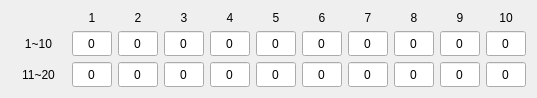
Old version of the form UI/enumpointtable.ui in the repository ReceiverUsb-rapoo/ReceiverUsbTest.
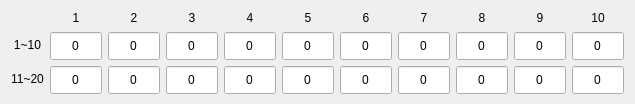
New version of the form.

What changed in the file:
```diff
--- a/UI/enumpointtable.ui
+++ b/UI/enumpointtable.ui
@@ -6,8 +6,8 @@
    <rect>
     <x>0</x>
     <y>0</y>
-    <width>537</width>
-    <height>96</height>
+    <width>632</width>
+    <height>102</height>
    </rect>
   </property>
   <property name="windowTitle">
@@ -183,8 +183,8 @@
     <widget class="QLineEdit" name="lineEdit_1">
      <property name="minimumSize">
       <size>
-       <width>40</width>
-       <height>25</height>
+       <width>52</width>
+       <height>28</height>
       </size>
      </property>
      <property name="maximumSize">
@@ -210,8 +210,8 @@
     <widget class="QLineEdit" name="lineEdit_2">
      <property name="minimumSize">
       <size>
-       <width>40</width>
-       <height>25</height>
+       <width>52</width>
+       <height>28</height>
       </size>
      </property>
      <property name="maximumSize">
@@ -237,8 +237,8 @@
     <widget class="QLineEdit" name="lineEdit_3">
      <property name="minimumSize">
       <size>
-       <width>40</width>
-       <height>25</height>
+       <width>52</width>
+       <height>28</height>
       </size>
      </property>
      <property name="maximumSize">
@@ -264,8 +264,8 @@
     <widget class="QLineEdit" name="lineEdit_4">
      <property name="minimumSize">
       <size>
-       <width>40</width>
-       <height>25</height>
+       <width>52</width>
+       <height>28</height>
       </size>
      </property>
      <property name="maximumSize">
@@ -291,8 +291,8 @@
     <widget class="QLineEdit" name="lineEdit_5">
      <property name="minimumSize">
       <size>
-       <width>40</width>
-       <height>25</height>
+       <width>52</width>
+       <height>28</height>
       </size>
      </property>
      <property name="maximumSize">
@@ -318,8 +318,8 @@
     <widget class="QLineEdit" name="lineEdit_6">
      <property name="minimumSize">
       <size>
-       <width>40</width>
-       <height>25</height>
+       <width>52</width>
+       <height>28</height>
       </size>
      </property>
      <property name="maximumSize">
@@ -345,8 +345,8 @@
     <widget class="QLineEdit" name="lineEdit_7">
      <property name="minimumSize">
       <size>
-       <width>40</width>
-       <height>25</height>
+       <width>52</width>
+       <height>28</height>
       </size>
      </property>
      <property name="maximumSize">
@@ -372,8 +372,8 @@
     <widget class="QLineEdit" name="lineEdit_8">
      <property name="minimumSize">
       <size>
-       <width>40</width>
-       <height>25</height>
+       <width>52</width>
+       <height>28</height>
       </size>
      </property>
      <property name="maximumSize">
@@ -399,8 +399,8 @@
     <widget class="QLineEdit" name="lineEdit_9">
      <property name="minimumSize">
       <size>
-       <width>40</width>
-       <height>25</height>
+       <width>52</width>
+       <height>28</height>
       </size>
      </property>
      <property name="maximumSize">
@@ -426,8 +426,8 @@
     <widget class="QLineEdit" name="lineEdit_10">
      <property name="minimumSize">
       <size>
-       <width>40</width>
-       <height>25</height>
+       <width>52</width>
+       <height>28</height>
       </size>
      </property>
      <property name="maximumSize">
@@ -468,8 +468,8 @@
     <widget class="QLineEdit" name="lineEdit_11">
      <property name="minimumSize">
       <size>
-       <width>40</width>
-       <height>25</height>
+       <width>52</width>
+       <height>28</height>
       </size>
      </property>
      <property name="maximumSize">
@@ -495,8 +495,8 @@
     <widget class="QLineEdit" name="lineEdit_12">
      <property name="minimumSize">
       <size>
-       <width>40</width>
-       <height>25</height>
+       <width>52</width>
+       <height>28</height>
       </size>
      </property>
      <property name="maximumSize">
@@ -522,8 +522,8 @@
     <widget class="QLineEdit" name="lineEdit_13">
      <property name="minimumSize">
       <size>
-       <width>40</width>
-       <height>25</height>
+       <width>52</width>
+       <height>28</height>
       </size>
      </property>
      <property name="maximumSize">
@@ -549,8 +549,8 @@
     <widget class="QLineEdit" name="lineEdit_14">
      <property name="minimumSize">
       <size>
-       <width>40</width>
-       <height>25</height>
+       <width>52</width>
+       <height>28</height>
       </size>
      </property>
      <property name="maximumSize">
@@ -576,8 +576,8 @@
     <widget class="QLineEdit" name="lineEdit_15">
      <property name="minimumSize">
       <size>
-       <width>40</width>
-       <height>25</height>
+       <width>52</width>
+       <height>28</height>
       </size>
      </property>
      <property name="maximumSize">
@@ -603,8 +603,8 @@
     <widget class="QLineEdit" name="lineEdit_16">
      <property name="minimumSize">
       <size>
-       <width>40</width>
-       <height>25</height>
+       <width>52</width>
+       <height>28</height>
       </size>
      </property>
      <property name="maximumSize">
@@ -630,8 +630,8 @@
     <widget class="QLineEdit" name="lineEdit_17">
      <property name="minimumSize">
       <size>
-       <width>40</width>
-       <height>25</height>
+       <width>52</width>
+       <height>28</height>
       </size>
      </property>
      <property name="maximumSize">
@@ -657,8 +657,8 @@
     <widget class="QLineEdit" name="lineEdit_18">
      <property name="minimumSize">
       <size>
-       <width>40</width>
-       <height>25</height>
+       <width>52</width>
+       <height>28</height>
       </size>
      </property>
      <property name="maximumSize">
@@ -684,8 +684,8 @@
     <widget class="QLineEdit" name="lineEdit_19">
      <property name="minimumSize">
       <size>
-       <width>40</width>
-       <height>25</height>
+       <width>52</width>
+       <height>28</height>
       </size>
      </property>
      <property name="maximumSize">
@@ -711,8 +711,8 @@
     <widget class="QLineEdit" name="lineEdit_20">
      <property name="minimumSize">
       <size>
-       <width>40</width>
-       <height>25</height>
+       <width>52</width>
+       <height>28</height>
       </size>
      </property>
      <property name="maximumSize">
```
